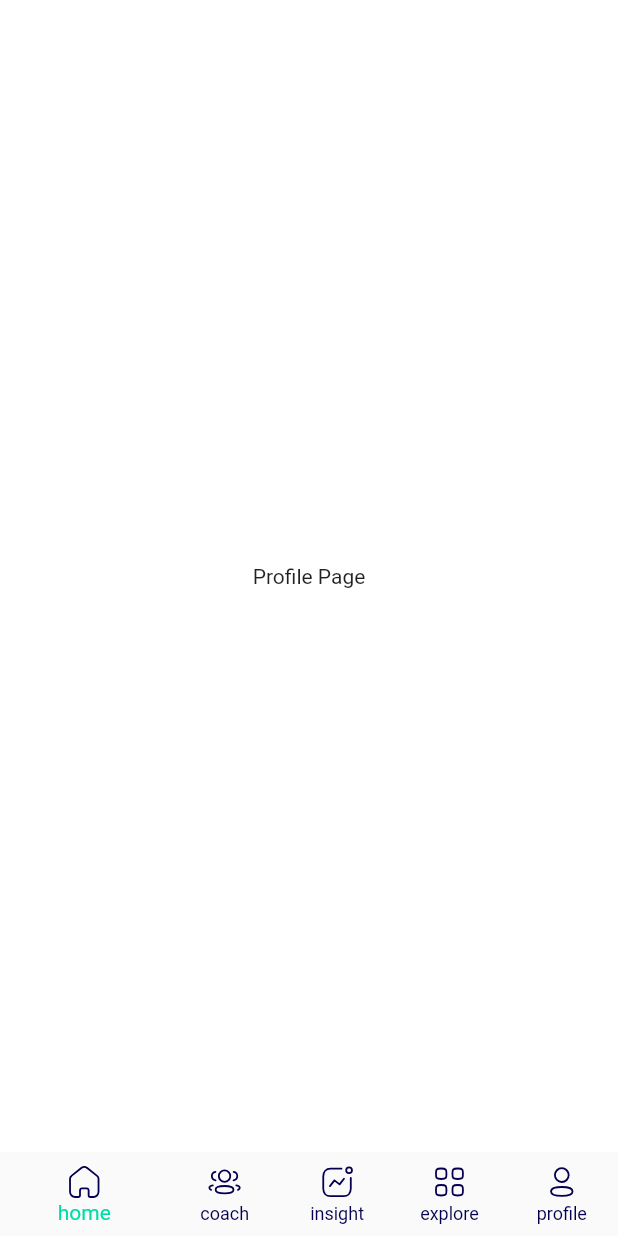
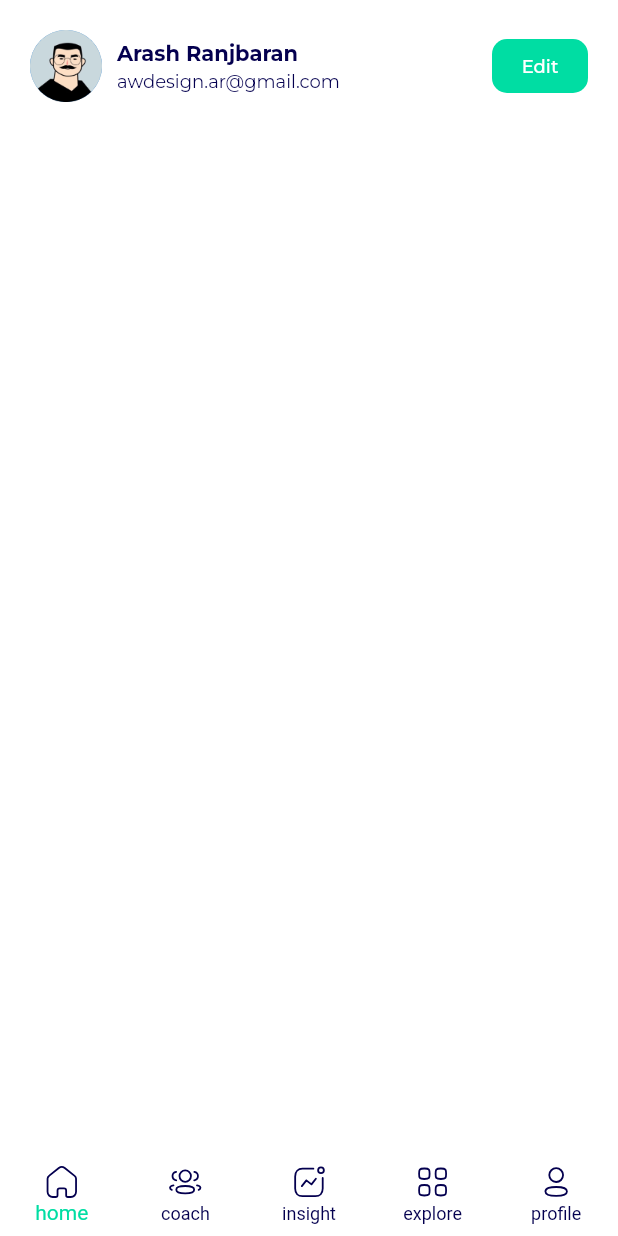
Before and after one commit to Saidmirzo/kinastic, a Flutter app: the screen it shows after launch, swiped to page 5, on a phone screen of 412 x 824 dp. Run offline on Flutter 3.47's test engine with Material 2 defaults, Android fonts, the phone set to English and light mode, and no system bars; our stand-ins replace flutter_svg; project files that could hold a hidden picture were left out.

Commit message:
create profile page

```diff
--- a/lib/presentation/pages/main/main_page.dart
+++ b/lib/presentation/pages/main/main_page.dart
@@ -50,6 +50,7 @@ class _MainPageState extends State<MainPage> {
         selectedItemColor: AppColors.thirdColor.shade100,
         unselectedItemColor: AppColors.primaryColor.shade100,
         showUnselectedLabels: true,
+        type: BottomNavigationBarType.fixed,
         elevation: 0,
         items: List.generate(5, (index) {
           return BottomNavigationBarItem(
--- a/lib/presentation/pages/notifications/notifications_page.dart
+++ b/lib/presentation/pages/notifications/notifications_page.dart
@@ -35,7 +35,9 @@ class NotificationsPage extends StatelessWidget {
         elevation: 0,
         backgroundColor: Colors.white,
       ),
-      body: Column(
+      body: SingleChildScrollView(
+        physics: const BouncingScrollPhysics(),
+        child: Column(
           children: [
             NotificationContainer(
               imagePath: Assets.images.notific1,
@@ -84,6 +86,7 @@ class NotificationsPage extends StatelessWidget {
             ),
           ],
         ),
+      ),
     );
   }
 }
--- a/lib/presentation/pages/profile/profile_page.dart
+++ b/lib/presentation/pages/profile/profile_page.dart
@@ -1,12 +1,64 @@
 import 'package:flutter/material.dart';
+import 'package:kinastic/config/constants/app_colors.dart';
+
+import '../../../config/constants/app_text_styles.dart';
+import '../../../config/constants/assets.dart';
 
 class ProfilePage extends StatelessWidget {
   const ProfilePage({super.key});
 
   @override
   Widget build(BuildContext context) {
-    return const Center(
-      child: Text("Profile Page"),
+    return SafeArea(
+      child: Container(
+        margin: const EdgeInsets.all(20),
+        color: Colors.white,
+        child: Column(
+          children: [
+            Row(
+              children: [
+                CircleAvatar(
+                  radius: 24,
+                  child: Image.asset(Assets.images.user),
+                ),
+                Padding(
+                  padding: const EdgeInsets.only(left: 10),
+                  child: Column(
+                    crossAxisAlignment: CrossAxisAlignment.start,
+                    children: [
+                      Text(
+                        "Arash Ranjbaran",
+                        style: AppTextStyles.h4.copyWith(color: AppColors.primaryColor),
+                      ),
+                      const SizedBox(height: 3),
+                      Text(
+                        "awdesign.ar@gmail.com",
+                        style: AppTextStyles.regular1.copyWith(color: AppColors.primaryColor),
+                      ),
+                    ],
+                  ),
+                ),
+                const Spacer(),
+                TextButton(
+                  style: ButtonStyle(
+                    backgroundColor: MaterialStatePropertyAll(AppColors.thirdColor),
+                    shape: MaterialStateProperty.all(
+                      RoundedRectangleBorder(
+                        borderRadius: BorderRadius.circular(10),
+                      ),
+                    ),
+                  ),
+                  onPressed: (() {}),
+                  child: Text(
+                    "Edit",
+                    style: AppTextStyles.medium1.copyWith(color: Colors.white),
+                  ),
+                )
+              ],
+            )
+          ],
+        ),
+      ),
     );
   }
 }
```
Lines whose indentation alone changed are shown as unchanged.
